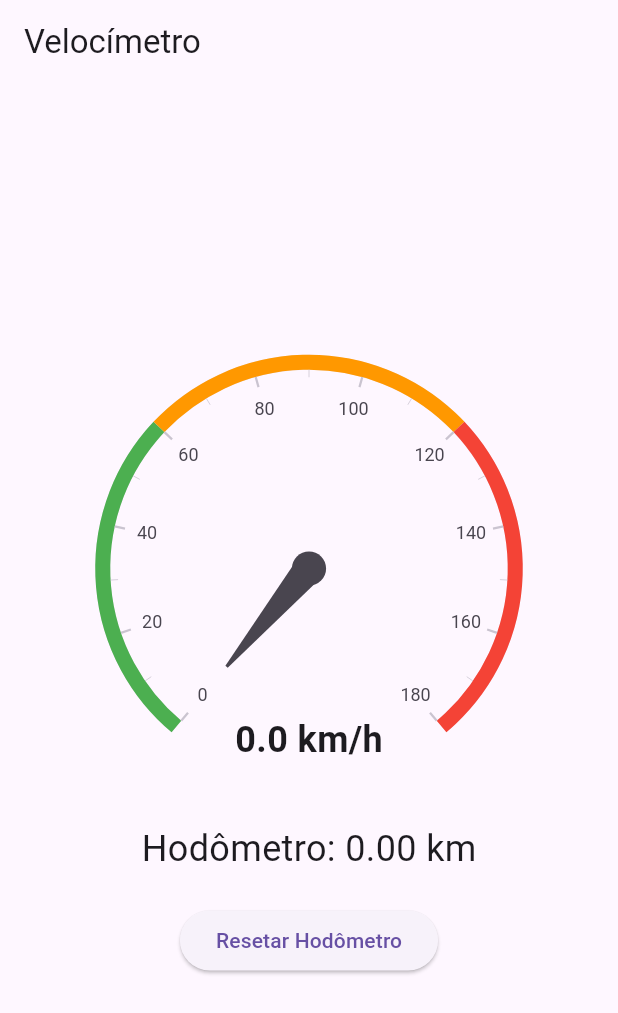
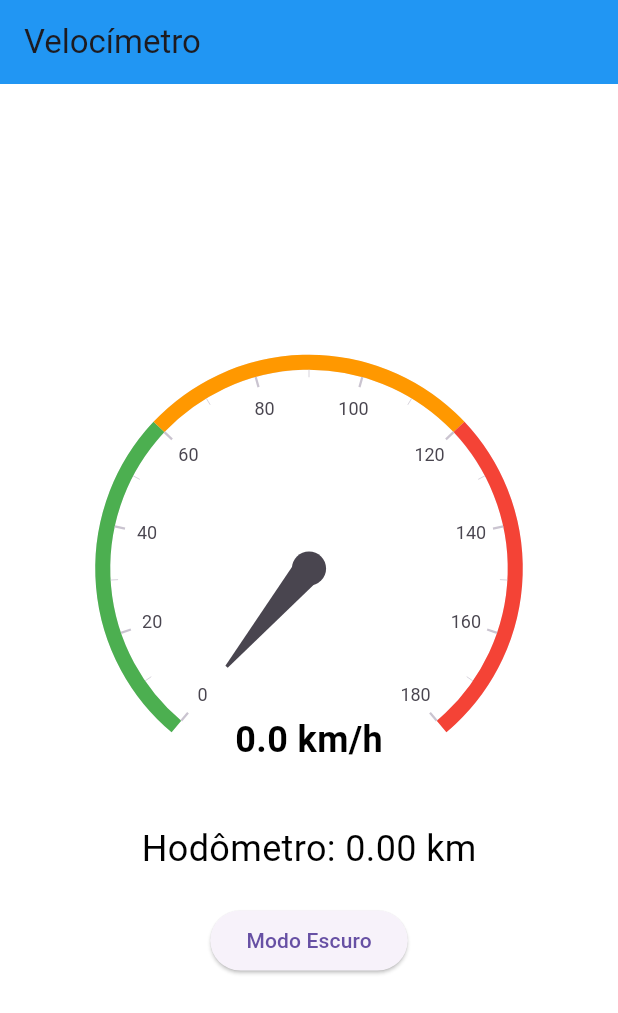
Before and after one commit to LuisPereira05/velocimetro, a Flutter app: the screen it shows after launch, on a phone screen of 412 x 824 dp. Shown: the top 1013 px of the screen. Run offline on Flutter 3.47's test engine with Material 3 defaults, Android fonts, the phone set to English and light mode, and no system bars; drawn by our look-alikes of syncfusion_flutter_gauges; our stand-ins replace geolocator.

```diff
--- a/lib/views/speed_view.dart
+++ b/lib/views/speed_view.dart
@@ -3,8 +3,17 @@ import 'package:provider/provider.dart';
 import 'package:syncfusion_flutter_gauges/gauges.dart';
 import 'package:velocimetro/viewmodels/speed_viewmodel.dart';
 
-class SpeedometerPage extends StatelessWidget {
+class SpeedometerPage extends StatefulWidget {
   const SpeedometerPage({super.key});
+
+  @override
+  _SpeedometerPageState createState() => _SpeedometerPageState();
+}
+
+class _SpeedometerPageState extends State<SpeedometerPage> {
+  bool isMirrored = false; // Tracks if the interface is mirrored
+  bool isDarkMode =
+      false; // Tracks if the background is black and text is white
 
   @override
   Widget build(BuildContext context) {
@@ -15,14 +24,25 @@ class SpeedometerPage extends StatelessWidget {
         return vm;
       },
       child: Scaffold(
-        appBar: AppBar(title: const Text("Velocímetro")),
+        backgroundColor: isDarkMode
+            ? Colors.black
+            : Colors.white, // Set background color based on mode
+        appBar: AppBar(
+          title: const Text("Velocímetro"),
+          backgroundColor: isDarkMode ? Colors.black : Colors.blue,
+        ),
         body: Center(
           child: Consumer<SpeedViewModel>(
             builder: (context, vm, child) {
               final speed = vm.currentSpeed?.speedKmH ?? 0.0;
               final odometer = vm.odometerKm;
 
-              return Column(
+              return Transform(
+                alignment: Alignment.center,
+                transform: isMirrored
+                    ? Matrix4.rotationY(3.14159)
+                    : Matrix4.identity(), // Mirror transformation
+                child: Column(
                   mainAxisAlignment: MainAxisAlignment.center,
                   children: [
                     // Gauge circular (velocímetro analógico)
@@ -57,9 +77,13 @@ class SpeedometerPage extends StatelessWidget {
                               GaugeAnnotation(
                                 widget: Text(
                                   "${speed.toStringAsFixed(1)} km/h",
-                                style: const TextStyle(
+                                  style: TextStyle(
                                     fontSize: 24,
                                     fontWeight: FontWeight.bold,
+                                    color: isDarkMode
+                                        ? Colors.white
+                                        : Colors
+                                              .black, // Text color based on mode
                                   ),
                                 ),
                                 angle: 90,
@@ -74,17 +98,31 @@ class SpeedometerPage extends StatelessWidget {
                     // Hodômetro digital
                     Text(
                       "Hodômetro: ${odometer.toStringAsFixed(2)} km",
-                    style: const TextStyle(
+                      style: TextStyle(
                         fontSize: 24,
-                      fontFeatures: [FontFeature.tabularFigures()], // números alinhados
+                        fontFeatures: [
+                          FontFeature.tabularFigures(),
+                        ], // números alinhados
+                        color: isDarkMode
+                            ? Colors.white
+                            : Colors.black, // Text color based on mode
                       ),
                     ),
                     const SizedBox(height: 20),
                     ElevatedButton(
-                    onPressed: () => vm.resetOdometer(),
-                    child: const Text("Resetar Hodômetro"),
+                      onPressed: () {
+                        // Toggle the mirror effect and the dark mode
+                        setState(() {
+                          isMirrored = !isMirrored;
+                          isDarkMode = !isDarkMode;
+                        });
+                      },
+                      child: Text(
+                        isDarkMode ? "Modo Claro" : "Modo Escuro",
+                      ), // Change button text based on the current mode
                     ),
                   ],
+                ),
               );
             },
           ),
```
Lines whose indentation alone changed are shown as unchanged.
